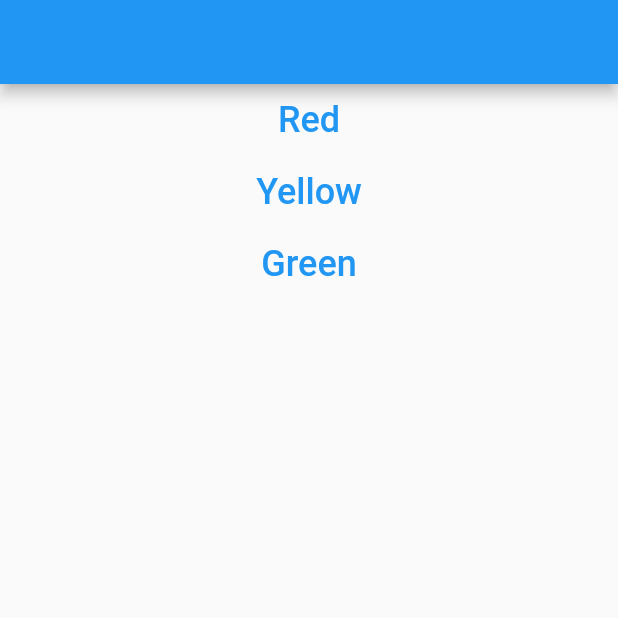
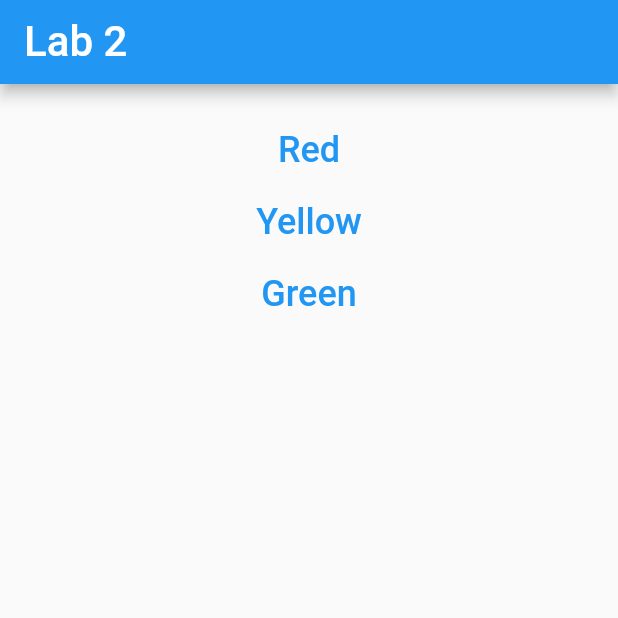
Before and after one commit to plueksapornK/Flutter_workshop, a Flutter app: the screen it shows after launch, on a phone screen of 412 x 824 dp, the top half of it. Run offline on Flutter 3.47's test engine with Material 2 defaults, Android fonts, the phone set to English and light mode, and no system bars.

Commit message:
set app title styles

```diff
--- a/lib/main.dart
+++ b/lib/main.dart
@@ -18,11 +18,16 @@ class _AppState extends State<App> {
           'home': (context) => App(),
           'secondPage': (context) => SecondPage(),
         },
-        // initialRoute: 'home',
         home: Scaffold(
-          appBar: AppBar(),
+          appBar: AppBar(
+            title: Text(
+              'Lab 2',
+              style: TextStyle(fontSize: 28),
+            ),
+          ),
           body: Container(
             child: ListView.builder(
+              padding: EdgeInsets.only(top: 20),
               itemBuilder: (BuildContext context, int index) {
                 return Container(
                   child: Center(
--- a/lib/secondPage.dart
+++ b/lib/secondPage.dart
@@ -21,7 +21,10 @@ class SecondPage extends StatelessWidget {
     print(param);
     return Scaffold(
       appBar: AppBar(
-        title: Text(param),
+        title: Text(
+          param,
+          style: TextStyle(fontSize: 28),
+        ),
       ),
       body: Container(
         color: rederColor(param),
```
